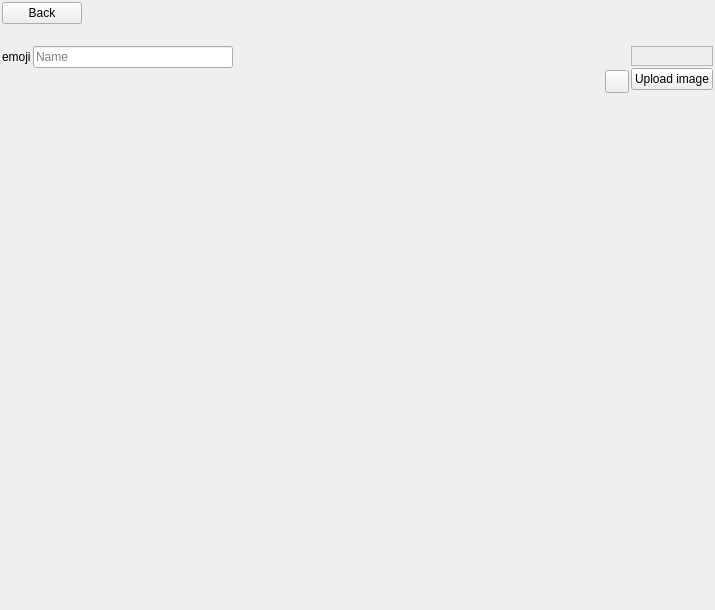
Qt form ui/character_editor.ui (zkovari/plotlyst) before a commit.
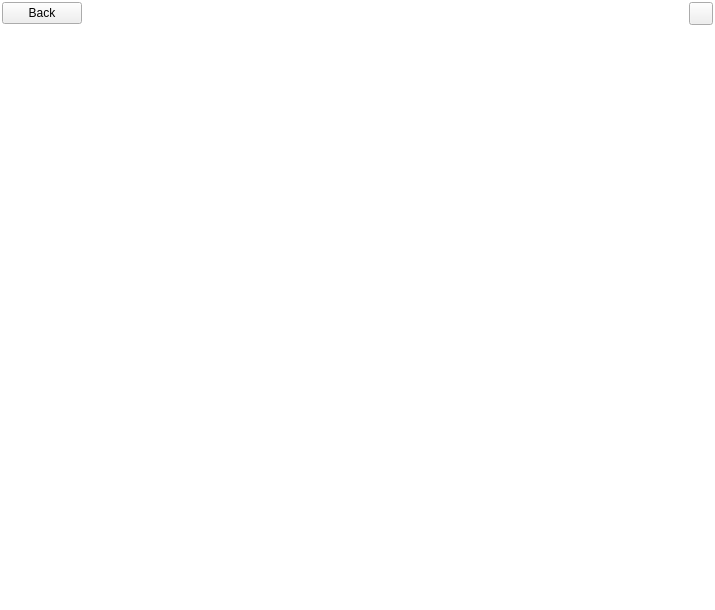
The same form after that commit.

Commit message: Rearrange character editor and template

```diff
--- a/ui/character_editor.ui
+++ b/ui/character_editor.ui
@@ -13,24 +13,67 @@
   <property name="windowTitle">
    <string>Form</string>
   </property>
+  <property name="styleSheet">
+   <string notr="true">.QWidget {
+
+background-color: rgb(255, 255, 255);
+}
+
+.QFrame {
+
+background-color: rgb(255, 255, 255);
+}</string>
+  </property>
+  <property name="mainFrame" stdset="0">
+   <bool>true</bool>
+  </property>
+  <layout class="QVBoxLayout" name="verticalLayout_5">
+   <property name="spacing">
+    <number>1</number>
+   </property>
+   <property name="leftMargin">
+    <number>2</number>
+   </property>
+   <property name="topMargin">
+    <number>2</number>
+   </property>
+   <property name="rightMargin">
+    <number>2</number>
+   </property>
+   <property name="bottomMargin">
+    <number>2</number>
+   </property>
+   <item>
+    <layout class="QHBoxLayout" name="horizontalLayout_8"/>
+   </item>
+   <item>
+    <layout class="QVBoxLayout" name="verticalLayout_4">
+     <property name="spacing">
+      <number>2</number>
+     </property>
+     <item>
   <layout class="QVBoxLayout" name="verticalLayout_6">
    <property name="spacing">
     <number>2</number>
    </property>
+       <item>
+        <widget class="QWidget" name="widget" native="true">
+         <layout class="QHBoxLayout" name="horizontalLayout_3">
+          <property name="spacing">
+           <number>0</number>
+          </property>
    <property name="leftMargin">
-    <number>2</number>
+           <number>0</number>
    </property>
    <property name="topMargin">
-    <number>2</number>
+           <number>0</number>
    </property>
    <property name="rightMargin">
-    <number>2</number>
+           <number>0</number>
    </property>
    <property name="bottomMargin">
-    <number>2</number>
-   </property>
-   <item>
-    <layout class="QHBoxLayout" name="horizontalLayout_8">
+           <number>0</number>
+          </property>
      <item>
       <widget class="QPushButton" name="btnClose">
        <property name="cursor">
@@ -48,98 +91,6 @@
       </widget>
      </item>
      <item>
-      <spacer name="horizontalSpacer_6">
-       <property name="orientation">
-        <enum>Qt::Horizontal</enum>
-       </property>
-       <property name="sizeHint" stdset="0">
-        <size>
-         <width>40</width>
-         <height>20</height>
-        </size>
-       </property>
-      </spacer>
-     </item>
-    </layout>
-   </item>
-   <item>
-    <spacer name="horizontalSpacer_2">
-     <property name="orientation">
-      <enum>Qt::Horizontal</enum>
-     </property>
-     <property name="sizeHint" stdset="0">
-      <size>
-       <width>40</width>
-       <height>20</height>
-      </size>
-     </property>
-    </spacer>
-   </item>
-   <item>
-    <layout class="QHBoxLayout" name="horizontalLayout_2">
-     <item>
-      <layout class="QVBoxLayout" name="verticalLayout_4">
-       <property name="spacing">
-        <number>2</number>
-       </property>
-       <item>
-        <layout class="QHBoxLayout" name="horizontalLayout">
-         <item>
-          <widget class="QLabel" name="lblNameEmoji">
-           <property name="text">
-            <string>emoji</string>
-           </property>
-          </widget>
-         </item>
-         <item>
-          <widget class="QLineEdit" name="lineName">
-           <property name="maximumSize">
-            <size>
-             <width>200</width>
-             <height>16777215</height>
-            </size>
-           </property>
-           <property name="placeholderText">
-            <string>Name</string>
-           </property>
-          </widget>
-         </item>
-         <item>
-          <spacer name="horizontalSpacer_3">
-           <property name="orientation">
-            <enum>Qt::Horizontal</enum>
-           </property>
-           <property name="sizeHint" stdset="0">
-            <size>
-             <width>40</width>
-             <height>20</height>
-            </size>
-           </property>
-          </spacer>
-         </item>
-        </layout>
-       </item>
-       <item>
-        <layout class="QVBoxLayout" name="verticalLayout_5">
-         <item>
-          <widget class="QWidget" name="widget" native="true">
-           <layout class="QHBoxLayout" name="horizontalLayout_3">
-            <property name="spacing">
-             <number>0</number>
-            </property>
-            <property name="leftMargin">
-             <number>0</number>
-            </property>
-            <property name="topMargin">
-             <number>0</number>
-            </property>
-            <property name="rightMargin">
-             <number>0</number>
-            </property>
-            <property name="bottomMargin">
-             <number>0</number>
-            </property>
-            <item>
              <spacer name="horizontalSpacer">
               <property name="orientation">
                <enum>Qt::Horizontal</enum>
@@ -212,75 +163,7 @@
          </item>
         </layout>
        </item>
-       <item>
-        <spacer name="verticalSpacer_2">
-         <property name="orientation">
-          <enum>Qt::Vertical</enum>
-         </property>
-         <property name="sizeHint" stdset="0">
-          <size>
-           <width>20</width>
-           <height>40</height>
-          </size>
-         </property>
-        </spacer>
-       </item>
-      </layout>
-     </item>
-     <item>
-      <layout class="QVBoxLayout" name="verticalLayout_2">
-       <item>
-        <widget class="QFrame" name="frame">
-         <property name="frameShape">
-          <enum>QFrame::StyledPanel</enum>
-         </property>
-         <property name="frameShadow">
-          <enum>QFrame::Raised</enum>
-         </property>
-         <layout class="QVBoxLayout" name="verticalLayout">
-          <property name="spacing">
-           <number>2</number>
-          </property>
-          <property name="leftMargin">
-           <number>2</number>
-          </property>
-          <property name="topMargin">
-           <number>2</number>
-          </property>
-          <property name="rightMargin">
-           <number>2</number>
-          </property>
-          <property name="bottomMargin">
-           <number>2</number>
-          </property>
-          <item>
-           <widget class="QLabel" name="lblAvatar">
-            <property name="text">
-             <string/>
-            </property>
-           </widget>
-          </item>
-         </layout>
-        </widget>
-       </item>
-       <item>
-        <widget class="QPushButton" name="btnUploadAvatar">
-         <property name="maximumSize">
-          <size>
-           <width>16777215</width>
-           <height>16777215</height>
-          </size>
-         </property>
-         <property name="cursor">
-          <cursorShape>PointingHandCursor</cursorShape>
-         </property>
-         <property name="focusPolicy">
-          <enum>Qt::ClickFocus</enum>
-         </property>
-         <property name="text">
-          <string>Upload image</string>
-         </property>
-        </widget>
+    </layout>
        </item>
        <item>
         <spacer name="verticalSpacer">
@@ -294,10 +177,6 @@
           </size>
          </property>
         </spacer>
-       </item>
-      </layout>
-     </item>
-    </layout>
    </item>
   </layout>
  </widget>
```
Left out of the diff: 21 changed lines with no effect on the pictures. Lines whose indentation alone changed are shown as unchanged. The commit also changes 7 other files.
